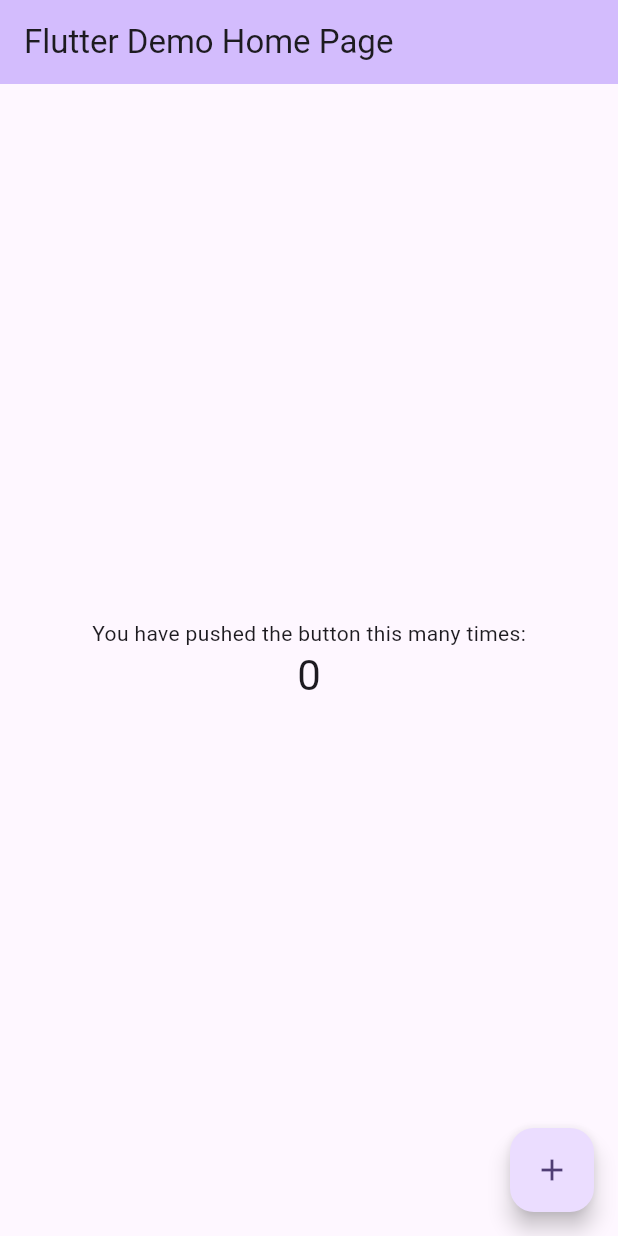
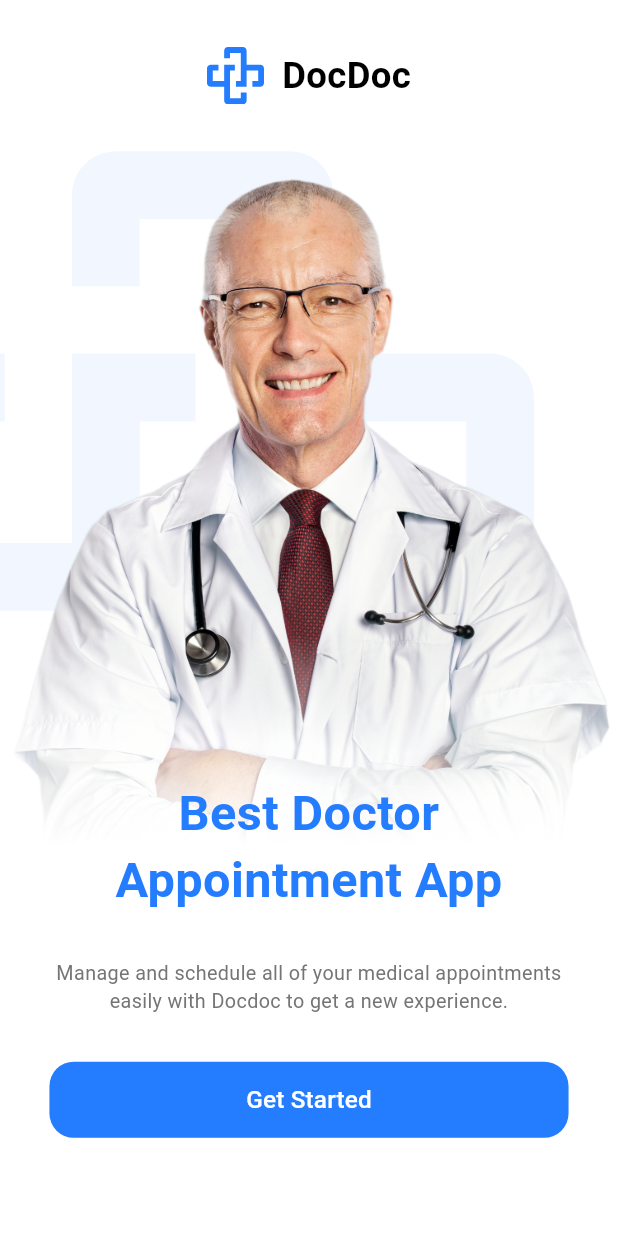
Before and after one commit to zicoovic/doctor_appointment_app, a Flutter app: the screen it shows after launch, on a phone screen of 412 x 824 dp. Run offline on Flutter 3.47's test engine with Material 3 defaults, Android fonts, the phone set to English and light mode, and no system bars; our stand-ins replace flutter_screenutil, flutter_svg.

Commit message:
Finish onboarding screen

```diff
--- /dev/null
+++ b/devtools_options.yaml
@@ -0,0 +1,3 @@
+description: This file stores settings for Dart & Flutter DevTools.
+documentation: https://docs.flutter.dev/tools/devtools/extensions#configure-extension-enablement-states
+extensions:
--- /dev/null
+++ b/lib/core/helper/extension.dart
@@ -0,0 +1,20 @@
+import 'package:flutter/material.dart';
+
+extension Navigation on BuildContext {
+  Future<dynamic> pushNamed(String routeName, {Object? arguments}) {
+    return Navigator.of(this).pushNamed(routeName, arguments: arguments);
+  }
+
+  Future<dynamic> pushReplacementNamed(String routeName, {Object? arguments}) {
+    return Navigator.of(this)
+        .pushReplacementNamed(routeName, arguments: arguments);
+  }
+
+  Future<dynamic> pushNamedAndRemoveUntil(String routeName,
+      {Object? arguments, required RoutePredicate predicate}) {
+    return Navigator.of(this)
+        .pushNamedAndRemoveUntil(routeName, predicate, arguments: arguments);
+  }
+
+  void pop() => Navigator.of(this).pop();
+}
--- /dev/null
+++ b/lib/core/routing/app_router.dart
@@ -0,0 +1,30 @@
+import 'package:doctor_appointment_app/core/routing/routes.dart';
+import 'package:flutter/material.dart';
+
+import '../../features/login/ui/login_screen.dart';
+import '../../features/onBoarding/on_boarding_screen.dart';
+
+class AppRouter {
+  Route generateRoute(RouteSettings settings) {
+    // this arguments is used for passing data from one screen to another
+    final arguments = settings.arguments;
+    switch (settings.name) {
+      case Routes.onBoardingScreen:
+        return MaterialPageRoute(builder: (_) => const OnBoardingScreen());
+      case Routes.loginScreen:
+        return MaterialPageRoute(builder: (_) => const LoginScreen());
+      case Routes.homeScreen:
+        return MaterialPageRoute(builder: (_) => const Placeholder());
+      case Routes.registerScreen:
+        return MaterialPageRoute(builder: (_) => const Placeholder());
+      default:
+        return MaterialPageRoute(
+          builder: (_) => Scaffold(
+            body: Center(
+              child: Text('No route defined for ${settings.name}'),
+            ),
+          ),
+        );
+    }
+  }
+}
--- /dev/null
+++ b/lib/core/routing/routes.dart
@@ -0,0 +1,6 @@
+class Routes {
+  static const onBoardingScreen = '/onboardingScreen';
+  static const loginScreen = '/loginScreen';
+  static const homeScreen = '/homeScreen';
+  static const registerScreen = '/registerScreen';
+}
--- /dev/null
+++ b/lib/core/theming/colors.dart
@@ -0,0 +1,7 @@
+import 'package:flutter/material.dart';
+
+class ColorsManager {
+  static const Color mainBlue = Color(0xFF247CFF);
+  static const Color gray = Color(0xFF757575);
+  static const Color white = Color(0xFFFFFFFF);
+}
--- /dev/null
+++ b/lib/core/theming/styles.dart
@@ -0,0 +1,29 @@
+import 'package:doctor_appointment_app/core/theming/colors.dart';
+import 'package:flutter_screenutil/flutter_screenutil.dart';
+import 'package:flutter/material.dart';
+
+class TextStyles {
+  static TextStyle font24Black700Weight = TextStyle(
+    fontSize: 24.sp,
+    fontWeight: FontWeight.w700,
+    color: Colors.black,
+  );
+
+  static TextStyle font32BlueBold = TextStyle(
+    fontSize: 32.sp,
+    fontWeight: FontWeight.bold,
+    color: ColorsManager.mainBlue,
+  );
+
+  static TextStyle font13GreyRegular = TextStyle(
+    fontSize: 13.sp,
+    fontWeight: FontWeight.normal,
+    color: ColorsManager.gray,
+  );
+
+  static TextStyle font16WhiteSemiBold = TextStyle(
+    fontSize: 16.sp,
+    fontWeight: FontWeight.w500,
+    color: ColorsManager.white,
+  );
+}
--- /dev/null
+++ b/lib/doc_app.dart
@@ -0,0 +1,29 @@
+import 'package:doctor_appointment_app/core/routing/app_router.dart';
+import 'package:doctor_appointment_app/core/routing/routes.dart';
+import 'package:doctor_appointment_app/core/theming/colors.dart';
+import 'package:flutter/material.dart';
+import 'package:flutter_screenutil/flutter_screenutil.dart';
+
+class DocApp extends StatelessWidget {
+  final AppRouter appRouter;
+  const DocApp({super.key, required this.appRouter});
+
+  @override
+  Widget build(BuildContext context) {
+    // i use screen util init to make the app responsive
+    return ScreenUtilInit(
+      designSize: const Size(375, 812),
+      minTextAdapt: true,
+      splitScreenMode: true,
+      child: MaterialApp(
+        theme: ThemeData(
+          primaryColor: ColorsManager.mainBlue,
+          scaffoldBackgroundColor: Colors.white,
+        ),
+        debugShowCheckedModeBanner: false,
+        onGenerateRoute: appRouter.generateRoute,
+        initialRoute: Routes.onBoardingScreen,
+      ),
+    );
+  }
+}
--- /dev/null
+++ b/lib/features/login/ui/login_screen.dart
@@ -0,0 +1,15 @@
+import 'package:flutter/material.dart';
+
+class LoginScreen extends StatelessWidget {
+  const LoginScreen({super.key});
+
+  @override
+  Widget build(BuildContext context) {
+    return Scaffold(
+      appBar: AppBar(
+        title: const Text(''),
+      ),
+      body: Container(),
+    );
+  }
+}
--- /dev/null
+++ b/lib/features/onBoarding/on_boarding_screen.dart
@@ -0,0 +1,48 @@
+import 'package:doctor_appointment_app/core/theming/styles.dart';
+import 'package:flutter/material.dart';
+import 'package:flutter_screenutil/flutter_screenutil.dart';
+
+import 'widgets/doc_logo_and_name.dart';
+import 'widgets/doctor_image_and_text.dart';
+import 'widgets/get_started_button.dart';
+
+class OnBoardingScreen extends StatelessWidget {
+  const OnBoardingScreen({super.key});
+
+  @override
+  Widget build(BuildContext context) {
+    return Scaffold(
+      body: SafeArea(
+        child: SingleChildScrollView(
+          child: Padding(
+            padding: EdgeInsets.only(
+              top: 30.h,
+              bottom: 30.h,
+            ),
+            child: Column(
+              children: [
+                const DocLogoAndName(),
+                SizedBox(height: 30.h),
+                const DoctorImageAndText(),
+                Padding(
+                  padding: EdgeInsets.symmetric(horizontal: 30.w),
+                  child: Column(
+                    children: [
+                      Text(
+                        'Manage and schedule all of your medical appointments easily with Docdoc to get a new experience.',
+                        textAlign: TextAlign.center,
+                        style: TextStyles.font13GreyRegular,
+                      ),
+                      SizedBox(height: 30.h),
+                      const GetStartedButton(),
+                    ],
+                  ),
+                )
+              ],
+            ),
+          ),
+        ),
+      ),
+    );
+  }
+}
--- /dev/null
+++ b/lib/features/onBoarding/widgets/doc_logo_and_name.dart
@@ -0,0 +1,22 @@
+import 'package:doctor_appointment_app/core/theming/styles.dart';
+import 'package:flutter/material.dart';
+import 'package:flutter_screenutil/flutter_screenutil.dart';
+import 'package:flutter_svg/svg.dart';
+
+class DocLogoAndName extends StatelessWidget {
+  const DocLogoAndName({super.key});
+
+  @override
+  Widget build(BuildContext context) {
+    return Row(
+      mainAxisAlignment: MainAxisAlignment.center,
+      children: [
+        SvgPicture.asset(
+          'assets/svgs/docdoc_logo.svg',
+        ),
+        SizedBox(width: 10.w),
+        Text('DocDoc', style: TextStyles.font24Black700Weight),
+      ],
+    );
+  }
+}
--- /dev/null
+++ b/lib/features/onBoarding/widgets/doctor_image_and_text.dart
@@ -0,0 +1,46 @@
+import 'package:doctor_appointment_app/core/theming/styles.dart';
+import 'package:flutter/material.dart';
+import 'package:flutter_svg/svg.dart';
+
+class DoctorImageAndText extends StatelessWidget {
+  const DoctorImageAndText({super.key});
+
+  @override
+  Widget build(BuildContext context) {
+    return Stack(
+      children: [
+        SvgPicture.asset(
+          'assets/svgs/docdoc_logo_low_opacity.svg',
+        ),
+        Container(
+          foregroundDecoration: BoxDecoration(
+            gradient: LinearGradient(
+              begin: Alignment.bottomCenter,
+              end: Alignment.topCenter,
+              stops: const [0.14, 0.4],
+              colors: [
+                Colors.white,
+                Colors.white.withOpacity(0.0),
+              ],
+            ),
+          ),
+          child: Image.asset(
+            'assets/images/onboarding_doctor.png',
+          ),
+        ),
+        Positioned(
+          bottom: 30,
+          left: 0,
+          right: 0,
+          child: Text(
+            'Best Doctor\nAppointment App',
+            textAlign: TextAlign.center,
+            style: TextStyles.font32BlueBold.copyWith(
+              height: 1.4,
+            ),
+          ),
+        ),
+      ],
+    );
+  }
+}
--- /dev/null
+++ b/lib/features/onBoarding/widgets/get_started_button.dart
@@ -0,0 +1,32 @@
+import 'package:doctor_appointment_app/core/helper/extension.dart';
+import 'package:flutter/material.dart';
+import 'package:flutter_screenutil/flutter_screenutil.dart';
+
+import '../../../core/routing/routes.dart';
+import '../../../core/theming/colors.dart';
+import '../../../core/theming/styles.dart';
+
+class GetStartedButton extends StatelessWidget {
+  const GetStartedButton({super.key});
+
+  @override
+  Widget build(BuildContext context) {
+    return TextButton(
+      onPressed: () {
+        context.pushNamed(Routes.loginScreen);
+      },
+      style: TextButton.styleFrom(
+        backgroundColor: ColorsManager.mainBlue,
+        tapTargetSize: MaterialTapTargetSize.shrinkWrap,
+        minimumSize: Size(double.infinity, 50.h),
+        shape: RoundedRectangleBorder(
+          borderRadius: BorderRadius.circular(16.r),
+        ),
+      ),
+      child: Text(
+        'Get Started',
+        style: TextStyles.font16WhiteSemiBold,
+      ),
+    );
+  }
+}
--- a/lib/main.dart
+++ b/lib/main.dart
@@ -1,70 +1,9 @@
+import 'package:doctor_appointment_app/core/routing/app_router.dart';
+import 'package:doctor_appointment_app/doc_app.dart';
 import 'package:flutter/material.dart';
 
 void main() {
-  runApp(const MyApp());
+  runApp(DocApp(
+    appRouter: AppRouter(),
+  ));
 }
-
-class MyApp extends StatelessWidget {
-  const MyApp({super.key});
-
-  // This widget is the root of your application.
-  @override
-  Widget build(BuildContext context) {
-    return MaterialApp(
-      title: 'Flutter Demo',
-      theme: ThemeData(
-        colorScheme: ColorScheme.fromSeed(seedColor: Colors.deepPurple),
-        useMaterial3: true,
-      ),
-      home: const MyHomePage(title: 'Flutter Demo Home Page'),
-    );
-  }
-}
-
-class MyHomePage extends StatefulWidget {
-  const MyHomePage({super.key, required this.title});
-
-  final String title;
-
-  @override
-  State<MyHomePage> createState() => _MyHomePageState();
-}
-
-class _MyHomePageState extends State<MyHomePage> {
-  int _counter = 0;
-
-  void _incrementCounter() {
-    setState(() {
-      _counter++;
-    });
-  }
-
-  @override
-  Widget build(BuildContext context) {
-    return Scaffold(
-      appBar: AppBar(
-        backgroundColor: Theme.of(context).colorScheme.inversePrimary,
-        title: Text(widget.title),
-      ),
-      body: Center(
-        child: Column(
-          mainAxisAlignment: MainAxisAlignment.center,
-          children: <Widget>[
-            const Text(
-              'You have pushed the button this many times:',
-            ),
-            Text(
-              '$_counter',
-              style: Theme.of(context).textTheme.headlineMedium,
-            ),
-          ],
-        ),
-      ),
-      floatingActionButton: FloatingActionButton(
-        onPressed: _incrementCounter,
-        tooltip: 'Increment',
-        child: const Icon(Icons.add),
-      ),
-    );
-  }
-}
```
Also changed, not shown: pubspec.yaml (+8 -3 lines), assets/images/onboarding_doctor.png (added), assets/svgs/docdoc_logo.svg (added), assets/svgs/docdoc_logo_low_opacity.svg (added), pubspec.lock, 2 other files.
